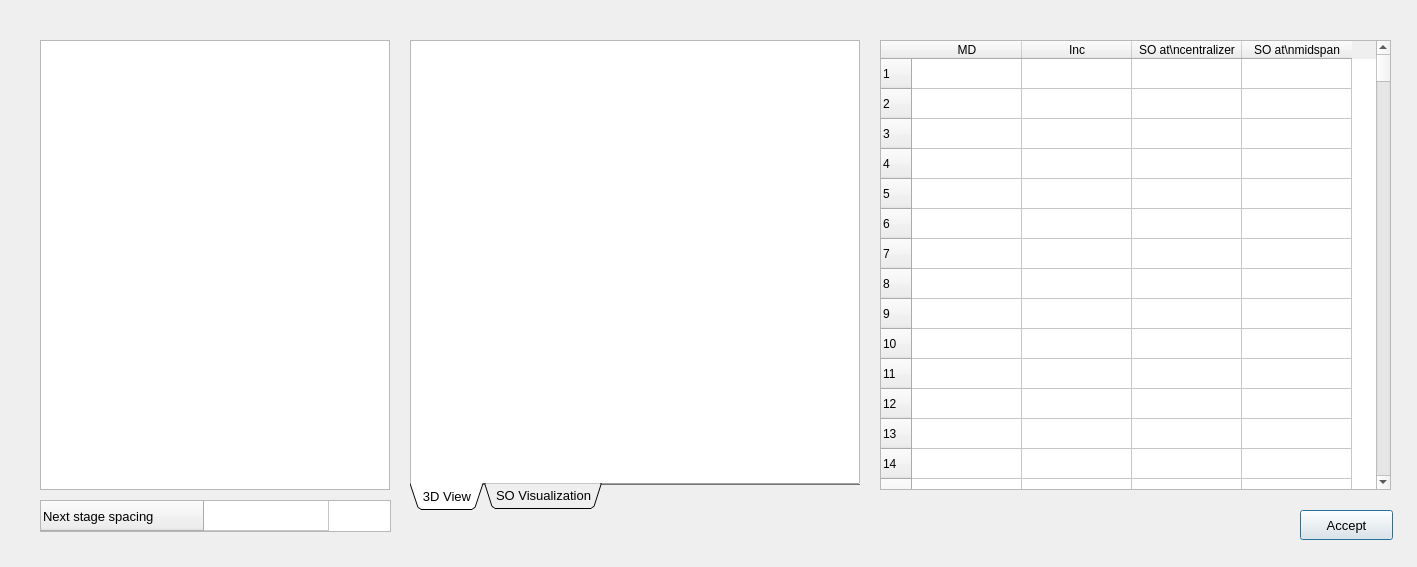
Old version of the form SpacingSetup_Vst.ui in the repository Ivanfdezr/CentralSoftware.
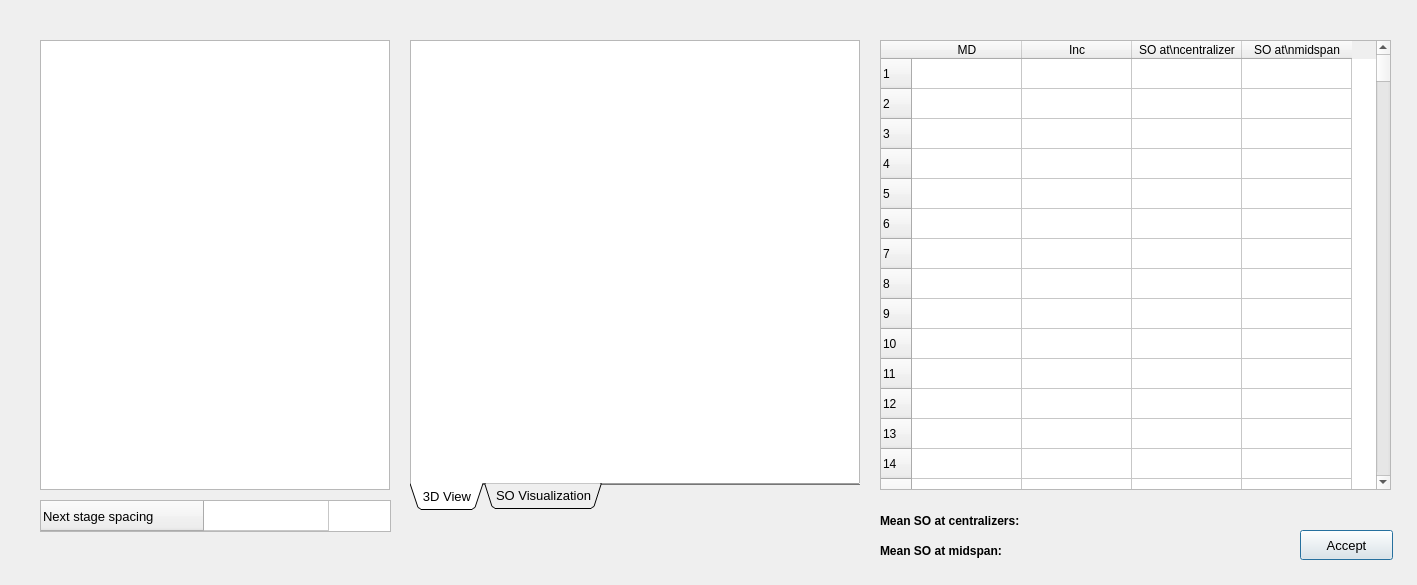
New version of the form. Custom widgets are drawn as their Qt base class.

Patch:
```diff
--- a/SpacingSetup_Vst.ui
+++ b/SpacingSetup_Vst.ui
@@ -7,7 +7,7 @@
     <x>0</x>
     <y>0</y>
     <width>1417</width>
-    <height>567</height>
+    <height>585</height>
    </rect>
   </property>
   <property name="windowTitle">
@@ -1072,7 +1072,7 @@
    <property name="geometry">
     <rect>
      <x>1300</x>
-     <y>510</y>
+     <y>530</y>
      <width>93</width>
      <height>30</height>
     </rect>
@@ -1217,6 +1217,46 @@
    </row>
    <column/>
   </widget>
+  <widget class="QLabel" name="ssMeanSOatC_label">
+   <property name="geometry">
+    <rect>
+     <x>880</x>
+     <y>510</y>
+     <width>331</width>
+     <height>21</height>
+    </rect>
+   </property>
+   <property name="font">
+    <font>
+     <pointsize>9</pointsize>
+     <weight>75</weight>
+     <bold>true</bold>
+    </font>
+   </property>
+   <property name="text">
+    <string>Mean SO at centralizers: </string>
+   </property>
+  </widget>
+  <widget class="QLabel" name="ssMeanSOatM_label">
+   <property name="geometry">
+    <rect>
+     <x>880</x>
+     <y>540</y>
+     <width>331</width>
+     <height>21</height>
+    </rect>
+   </property>
+   <property name="font">
+    <font>
+     <pointsize>9</pointsize>
+     <weight>75</weight>
+     <bold>true</bold>
+    </font>
+   </property>
+   <property name="text">
+    <string>Mean SO at midspan:</string>
+   </property>
+  </widget>
  </widget>
  <customwidgets>
   <customwidget>
```
